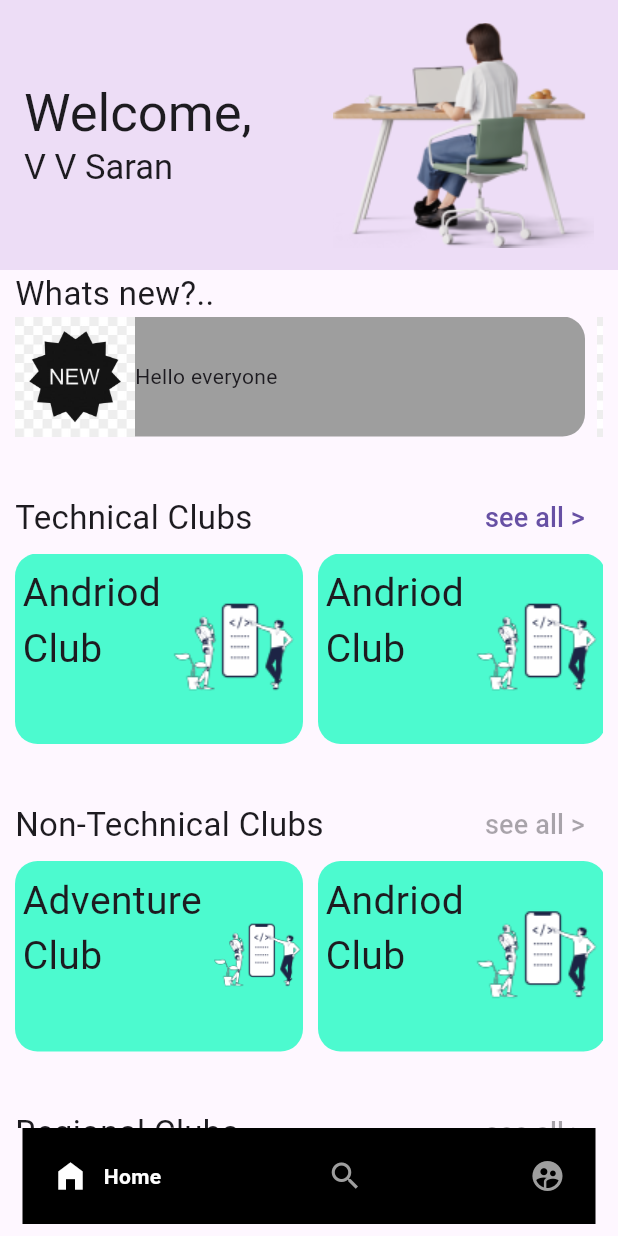
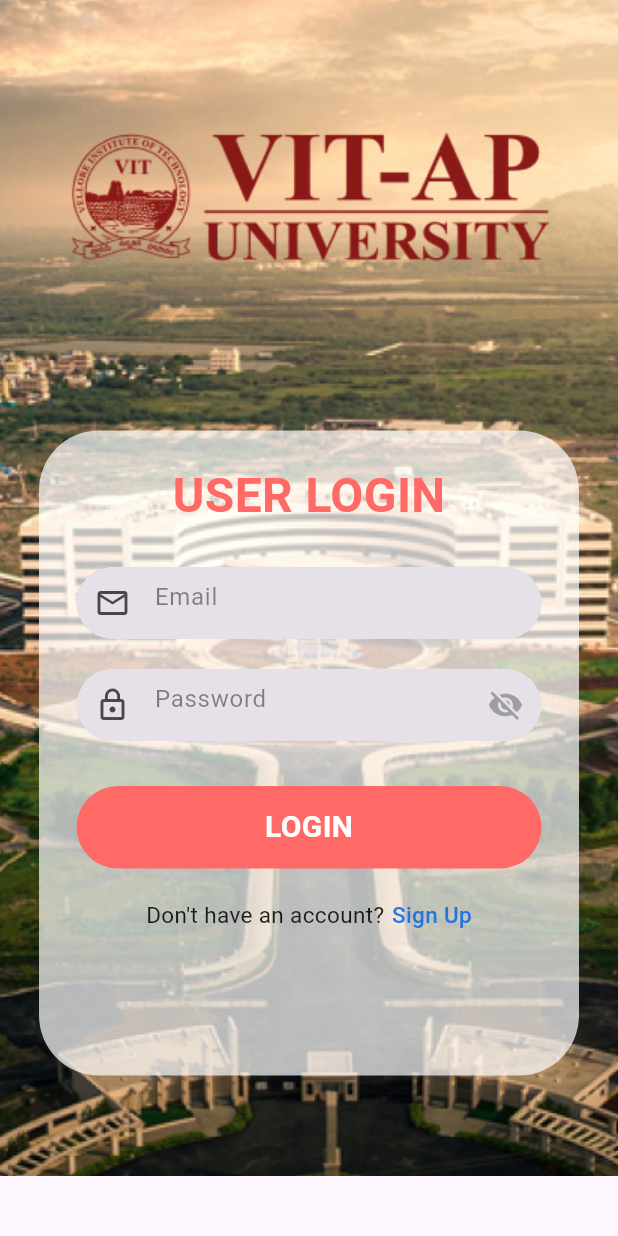
Before and after one commit to SRIJITH11101/VitClubs, a Flutter app: the screen it shows after launch, on a phone screen of 412 x 824 dp. Run offline on Flutter 3.47's test engine with Material 3 defaults, Android fonts, the phone set to English and light mode, and no system bars; drawn by our look-alikes of google_nav_bar; our stand-ins replace firebase_auth, firebase_core, fluttertoast; accounts and stored records are empty; Roboto replaces fonts that are missing (Georgia).

Commit message:
login page update

```diff
--- /dev/null
+++ b/lib/Firebase_auth/firebase_auth_svs.dart
@@ -0,0 +1,37 @@
+import 'package:firebase_auth/firebase_auth.dart';
+import 'package:fluttertoast/fluttertoast.dart';
+import 'package:vitclubs/Toast/toast.dart';
+
+class FirebaseAuthService {
+  final FirebaseAuth _auth = FirebaseAuth.instance;
+
+  Future<User?> signupEandP(String email, String password) async {
+    try {
+      UserCredential credential = await _auth.createUserWithEmailAndPassword(
+          email: email, password: password);
+      return credential.user;
+    } on FirebaseAuthException catch (e) {
+      if (e.code == 'email-already-in-use') {
+        showToast(message: 'The email is already in use');
+      } else {
+        showToast(message: "An error occured: ${e.code}");
+      }
+    }
+    return null;
+  }
+
+  Future<User?> loginEandP(String email, String password) async {
+    try {
+      UserCredential credential = await _auth.signInWithEmailAndPassword(
+          email: email, password: password);
+      return credential.user;
+    } on FirebaseAuthException catch (e) {
+      if (e.code == 'user-not-found' || e.code == 'wrong-password') {
+        showToast(message: 'Invalid email or password');
+      } else {
+        showToast(message: "An error occured: ${e.code}");
+      }
+    }
+    return null;
+  }
+}
--- a/lib/Home.dart
+++ b/lib/Home.dart
@@ -1,3 +1,4 @@
+import 'package:firebase_auth/firebase_auth.dart';
 import 'package:flutter/material.dart';
 import 'package:vitclubs/Technical1.dart';
 
@@ -16,15 +17,18 @@
   int _ChangeIdx = 0;
   PageDecide() {
     if (_ChangeIdx == 0) {
-      return Home();
-    } else if (_ChangeIdx == 1) {
+      return const Home();
+    }
+    if (_ChangeIdx == 1) {
       Navigator.push(
         context,
         MaterialPageRoute(builder: (context) => const Description()),
       );
-      return Description();
-    } else {
-      return Home();
+      return const Description();
+    }
+    if (_ChangeIdx == 2) {
+      FirebaseAuth.instance.signOut();
+      Navigator.pop(context);
     }
   }
 
@@ -39,6 +43,8 @@
   Widget build(BuildContext context) {
     return Scaffold(
         appBar: AppBar(
+          //leading: null,
+          automaticallyImplyLeading: false,
           title: const Center(
               child: Row(
             mainAxisAlignment: MainAxisAlignment.spaceBetween,
@@ -76,7 +82,7 @@
               crossAxisAlignment: CrossAxisAlignment.start,
               mainAxisAlignment: MainAxisAlignment.start,
               children: [
-                Text(
+                const Text(
                   "Whats new?..",
                   style: TextStyle(fontSize: 22),
                 ),
@@ -91,14 +97,14 @@
                           borderRadius: BorderRadius.circular(15),
                           color: Colors.grey,
                         ),
-                        child: Row(
+                        child: const Row(
                           children: <Widget>[
                             Image(image: AssetImage('images/new.jpg')),
                             Text('Hello everyone'),
                           ],
                         ),
                       ),
-                      SizedBox(width: 8.0),
+                      const SizedBox(width: 8.0),
                       Container(
                         height: 80,
                         width: 380,
@@ -106,7 +112,7 @@
                           borderRadius: BorderRadius.circular(15),
                           color: Colors.grey,
                         ),
-                        child: Row(
+                        child: const Row(
                           children: <Widget>[
                             Image(image: AssetImage('images/new.jpg')),
                             Text('Hello everyone'),
@@ -117,20 +123,21 @@
                   ),
                 ),
 
-                SizedBox(height: 30),
+                const SizedBox(height: 30),
                 Row(
                   mainAxisAlignment: MainAxisAlignment.spaceBetween,
                   children: [
-                    Text("Technical Clubs", style: TextStyle(fontSize: 22)),
+                    const Text("Technical Clubs",
+                        style: TextStyle(fontSize: 22)),
                     TextButton(
                         onPressed: () {
                           Navigator.push(
                               context,
                               MaterialPageRoute(
-                                  builder: (context) => Technical()));
+                                  builder: (context) => const Technical()));
                         },
-                        child:
-                            Text("see all >", style: TextStyle(fontSize: 18))),
+                        child: const Text("see all >",
+                            style: TextStyle(fontSize: 18))),
                   ],
                 ),
 
@@ -143,7 +150,7 @@
                         width: 192,
                         decoration: BoxDecoration(
                           borderRadius: BorderRadius.circular(15),
-                          color: Color(0xFF4CFACF),
+                          color: const Color(0xFF4CFACF),
                         ),
                         child: const Row(
                             mainAxisAlignment: MainAxisAlignment.start,
@@ -166,13 +173,13 @@
                               ),
                             ]),
                       ),
-                      SizedBox(width: 10),
+                      const SizedBox(width: 10),
                       Container(
                         height: 127,
                         width: 192,
                         decoration: BoxDecoration(
                           borderRadius: BorderRadius.circular(15),
-                          color: Color(0xFF4CFACF),
+                          color: const Color(0xFF4CFACF),
                         ),
                         child: const Row(
                             mainAxisAlignment: MainAxisAlignment.start,
@@ -195,13 +202,13 @@
                               ),
                             ]),
                       ),
-                      SizedBox(width: 10),
+                      const SizedBox(width: 10),
                       Container(
                         height: 127,
                         width: 192,
                         decoration: BoxDecoration(
                           borderRadius: BorderRadius.circular(15),
-                          color: Color(0xFF4CFACF),
+                          color: const Color(0xFF4CFACF),
                         ),
                         child: const Row(
                           mainAxisAlignment: MainAxisAlignment.start,
@@ -227,8 +234,8 @@
                     ],
                   ),
                 ),
-                SizedBox(height: 30),
-                Row(
+                const SizedBox(height: 30),
+                const Row(
                   mainAxisAlignment: MainAxisAlignment.spaceBetween,
                   children: [
                     Text("Non-Technical Clubs", style: TextStyle(fontSize: 22)),
@@ -247,7 +254,7 @@
                         width: 192,
                         decoration: BoxDecoration(
                           borderRadius: BorderRadius.circular(15),
-                          color: Color(0xFF4CFACF),
+                          color: const Color(0xFF4CFACF),
                         ),
                         child: const Row(
                             mainAxisAlignment: MainAxisAlignment.start,
@@ -272,13 +279,13 @@
                               ),
                             ]),
                       ),
-                      SizedBox(width: 10),
+                      const SizedBox(width: 10),
                       Container(
                         height: 127,
                         width: 192,
                         decoration: BoxDecoration(
                           borderRadius: BorderRadius.circular(15),
-                          color: Color(0xFF4CFACF),
+                          color: const Color(0xFF4CFACF),
                         ),
                         child: const Row(
                             mainAxisAlignment: MainAxisAlignment.start,
@@ -301,13 +308,13 @@
                               ),
                             ]),
                       ),
-                      SizedBox(width: 10),
+                      const SizedBox(width: 10),
                       Container(
                         height: 127,
                         width: 192,
                         decoration: BoxDecoration(
                           borderRadius: BorderRadius.circular(15),
-                          color: Color(0xFF4CFACF),
+                          color: const Color(0xFF4CFACF),
                         ),
                         child: const Row(
                           mainAxisAlignment: MainAxisAlignment.start,
@@ -333,8 +340,8 @@
                     ],
                   ),
                 ),
-                SizedBox(height: 30),
-                Row(
+                const SizedBox(height: 30),
+                const Row(
                   mainAxisAlignment: MainAxisAlignment.spaceBetween,
                   children: [
                     Text("Regional Clubs", style: TextStyle(fontSize: 22)),
@@ -353,7 +360,7 @@
                         width: 192,
                         decoration: BoxDecoration(
                           borderRadius: BorderRadius.circular(15),
-                          color: Color(0xFF4CFACF),
+                          color: const Color(0xFF4CFACF),
                         ),
                         child: const Row(
                             mainAxisAlignment: MainAxisAlignment.start,
@@ -376,13 +383,13 @@
                               ),
                             ]),
                       ),
-                      SizedBox(width: 10),
+                      const SizedBox(width: 10),
                       Container(
                         height: 127,
                         width: 192,
                         decoration: BoxDecoration(
                           borderRadius: BorderRadius.circular(15),
-                          color: Color(0xFF4CFACF),
+                          color: const Color(0xFF4CFACF),
                         ),
                         child: const Row(
                             mainAxisAlignment: MainAxisAlignment.start,
@@ -405,13 +412,13 @@
                               ),
                             ]),
                       ),
-                      SizedBox(width: 10),
+                      const SizedBox(width: 10),
                       Container(
                         height: 127,
                         width: 192,
                         decoration: BoxDecoration(
                           borderRadius: BorderRadius.circular(15),
-                          color: Color(0xFF4CFACF),
+                          color: const Color(0xFF4CFACF),
                         ),
                         child: const Row(
                           mainAxisAlignment: MainAxisAlignment.start,
@@ -437,26 +444,26 @@
                     ],
                   ),
                 ),
-                SizedBox(height: 20),
+                const SizedBox(height: 20),
                 //NavigationBarApp()
               ],
             ),
           ),
         ),
         bottomNavigationBar: Padding(
-          padding: EdgeInsets.only(left: 15, right: 15, bottom: 8),
+          padding: const EdgeInsets.only(left: 15, right: 15, bottom: 8),
           child: GNav(
             onTabChange: (idx) {
               Idxchanger(idx);
             },
-            padding: EdgeInsets.all(20),
+            padding: const EdgeInsets.all(20),
 
             //padding: EdgeInsets.symmetric(vertical: 20),
             gap: 10,
             backgroundColor: Colors.black,
             color: Colors.grey,
             activeColor: Colors.white,
-            tabs: [
+            tabs: const [
               GButton(
                 icon: Icons.home_filled,
                 text: "Home",
--- /dev/null
+++ b/lib/Login/FormContainerWidget.dart
@@ -0,0 +1,79 @@
+import 'package:flutter/material.dart';
+
+class FormContainerWidget extends StatefulWidget {
+  final TextEditingController? controller;
+  final Key? fieldKey;
+  final bool? isPasswordField;
+  final String? hintText;
+  final String? labelText;
+  final String? helperText;
+  final FormFieldSetter<String>? onSaved;
+  final FormFieldValidator<String>? validator;
+  final ValueChanged<String>? onFieldSubmitted;
+  final TextInputType? inputType;
+  final Icon? icon;
+
+  const FormContainerWidget(
+      {super.key,
+      this.controller,
+      this.isPasswordField,
+      this.fieldKey,
+      this.hintText,
+      this.labelText,
+      this.helperText,
+      this.onSaved,
+      this.validator,
+      this.onFieldSubmitted,
+      this.inputType,
+      this.icon});
+
+  @override
+  _FormContainerWidgetState createState() => _FormContainerWidgetState();
+}
+
+class _FormContainerWidgetState extends State<FormContainerWidget> {
+  bool _obscureText = true;
+
+  @override
+  Widget build(BuildContext context) {
+    return Container(
+      width: 310,
+      clipBehavior: Clip.hardEdge,
+      decoration: BoxDecoration(
+        color: Colors.grey.withOpacity(.35),
+        borderRadius: BorderRadius.circular(30),
+      ),
+      child: TextFormField(
+        style: const TextStyle(color: Colors.black),
+        controller: widget.controller,
+        keyboardType: widget.inputType,
+        key: widget.fieldKey,
+        obscureText: widget.isPasswordField == true ? _obscureText : false,
+        onSaved: widget.onSaved,
+        validator: widget.validator,
+        onFieldSubmitted: widget.onFieldSubmitted,
+        decoration: InputDecoration(
+          prefixIcon: widget.icon,
+          iconColor: Color(0xFFFF6966),
+          border: InputBorder.none,
+          filled: true,
+          hintText: widget.hintText,
+          hintStyle: const TextStyle(color: Colors.black45),
+          suffixIcon: GestureDetector(
+            onTap: () {
+              setState(() {
+                _obscureText = !_obscureText;
+              });
+            },
+            child: widget.isPasswordField == true
+                ? Icon(
+                    _obscureText ? Icons.visibility_off : Icons.visibility,
+                    color: _obscureText == false ? Colors.blue : Colors.grey,
+                  )
+                : const Text(""),
+          ),
+        ),
+      ),
+    );
+  }
+}
--- /dev/null
+++ b/lib/Login/Login.dart
@@ -0,0 +1,183 @@
+import 'package:firebase_auth/firebase_auth.dart';
+import 'package:flutter/material.dart';
+import 'package:vitclubs/Firebase_auth/firebase_auth_svs.dart';
+import 'package:vitclubs/Home.dart';
+import 'package:vitclubs/Login/FormContainerWidget.dart';
+import 'package:vitclubs/Login/Signup.dart';
+
+class Login extends StatefulWidget {
+  const Login({super.key});
+
+  @override
+  State<Login> createState() => _LoginState();
+}
+
+class _LoginState extends State<Login> {
+  final FirebaseAuthService _auth = FirebaseAuthService();
+  bool _SigningIn = false;
+  TextEditingController _emailController = TextEditingController();
+  TextEditingController _passwordController = TextEditingController();
+
+  @override
+  void dispose() {
+    _emailController.dispose();
+    _passwordController.dispose();
+    super.dispose();
+  }
+
+  @override
+  Widget build(BuildContext context) {
+    return Scaffold(
+      resizeToAvoidBottomInset: false,
+      body: SingleChildScrollView(
+        child: Row(
+          mainAxisAlignment: MainAxisAlignment.center,
+          mainAxisSize: MainAxisSize.max,
+          children: <Widget>[
+            Expanded(
+              child: Container(
+                //height: 785,
+                decoration: const BoxDecoration(
+                  image: DecorationImage(
+                    image: AssetImage('images/loginBG1.png'),
+                    fit: BoxFit.cover,
+                  ),
+                ),
+                child: Column(
+                  children: [
+                    SizedBox(
+                      height: 80,
+                    ),
+                    _Vitimg(),
+                    SizedBox(
+                      height: 105,
+                    ),
+                    _Logindetails(),
+                    SizedBox(height: 67),
+                  ],
+                ),
+              ),
+            ),
+          ],
+        ),
+      ),
+    );
+  }
+
+  Widget _Vitimg() {
+    return SizedBox(
+      height: 102,
+      width: 320,
+      child: Image.asset('images/vitaplogo.png'),
+    );
+  }
+
+  Widget _Logindetails() {
+    return SingleChildScrollView(
+      scrollDirection: Axis.vertical,
+      child: Container(
+        decoration: BoxDecoration(
+            borderRadius: BorderRadius.circular(40), color: Colors.white70),
+        height: 430,
+        width: 360,
+        child: Column(
+          children: <Widget>[
+            SizedBox(height: 20),
+            Text(
+              'USER LOGIN',
+              style: TextStyle(
+                color: Color(0xFFFF6966),
+                fontSize: 32,
+                fontFamily: 'Georgia',
+                fontWeight: FontWeight.bold,
+              ),
+            ),
+            SizedBox(height: 25),
+            FormContainerWidget(
+              controller: _emailController,
+              icon: Icon(Icons.email_outlined),
+              hintText: "Email",
+              isPasswordField: false,
+            ),
+            SizedBox(height: 20),
+            FormContainerWidget(
+              controller: _passwordController,
+              icon: Icon(Icons.lock_outline),
+              hintText: "Password",
+              isPasswordField: true,
+            ),
+            SizedBox(height: 30),
+            GestureDetector(
+              onTap: () => _signIn(),
+              child: Container(
+                height: 55,
+                width: 310,
+                decoration: BoxDecoration(
+                    color: Color(0xFFFF6966),
+                    borderRadius: BorderRadius.circular(30)),
+                child: Center(
+                  child: _SigningIn
+                      ? CircularProgressIndicator(
+                          color: Colors.white,
+                        )
+                      : Text(
+                          "LOGIN",
+                          style: TextStyle(
+                              color: Colors.white,
+                              fontSize: 20,
+                              fontWeight: FontWeight.bold),
+                        ),
+                ),
+              ),
+            ),
+            SizedBox(height: 20),
+            Row(
+              mainAxisAlignment: MainAxisAlignment.center,
+              children: [
+                Text(
+                  "Don't have an account?",
+                  style: TextStyle(fontSize: 15, color: Colors.black87),
+                ),
+                SizedBox(width: 5),
+                GestureDetector(
+                  onTap: () {
+                    Navigator.push(
+                        context,
+                        MaterialPageRoute(
+                            builder: (context) => const signup()));
+                  },
+                  child: Text(
+                    'Sign Up',
+                    style: TextStyle(
+                        fontSize: 15,
+                        fontWeight: FontWeight.w500,
+                        color: Color.fromARGB(221, 13, 103, 229)),
+                  ),
+                ),
+              ],
+            )
+          ],
+        ),
+      ),
+    );
+  }
+
+  void _signIn() async {
+    setState(() {
+      _SigningIn = true;
+    });
+    String email = _emailController.text;
+    String password = _passwordController.text;
+
+    User? user = await _auth.loginEandP(email, password);
+    setState(() {
+      _SigningIn = false;
+    });
+    if (user != null) {
+      print("User successfully created");
+      Navigator.push(context, MaterialPageRoute(builder: (context) => Home()));
+    } else {
+      print("Error signup");
+    }
+  }
+}
--- a/lib/main.dart
+++ b/lib/main.dart
@@ -1,9 +1,14 @@
 import 'package:flutter/material.dart';
-import 'package:vitclubs/Home.dart';
-import 'package:vitclubs/Technical1.dart';
-import 'DescriptionPage.dart';
+import 'package:vitclubs/Login/Login.dart';
+import 'package:firebase_core/firebase_core.dart';
+import 'package:vitclubs/Login/Signup.dart';
+import 'firebase_options.dart';
 
-void main() {
+void main() async {
+  WidgetsFlutterBinding.ensureInitialized();
+  await Firebase.initializeApp(
+    options: DefaultFirebaseOptions.currentPlatform,
+  );
   runApp(const VitClubs());
 }
 
@@ -12,10 +17,10 @@
 
   @override
   Widget build(BuildContext context) {
-    return MaterialApp(
+    return const MaterialApp(
       debugShowCheckedModeBanner: false,
       home: Scaffold(
-        body: Home(),
+        body: Login(),
       ),
     );
   }
--- a/pubspec.yaml
+++ b/pubspec.yaml
@@ -37,6 +37,11 @@
   cupertino_icons: ^1.0.2
   flutter_floating_bottom_bar: ^1.2.0
   google_nav_bar: ^5.0.6
+  cloud_firestore: ^4.14.0
+  firebase_auth: ^4.15.3
+  firebase_storage: ^11.5.6
+  firebase_core: ^2.24.2
+  fluttertoast: ^8.2.4
 
 dev_dependencies:
   flutter_test:
```
Also changed, not shown: lib/Login/Signup.dart (added, +183 -0 lines), lib/Technical1.dart (+27 -27 lines), lib/Toast/toast.dart (added, +13 -0 lines), images/loginBG.png (added), images/loginBG1.png (added), images/vitaplogo.png (added), lib/firebase_options.dart (added), pubspec.lock, 12 other files.
